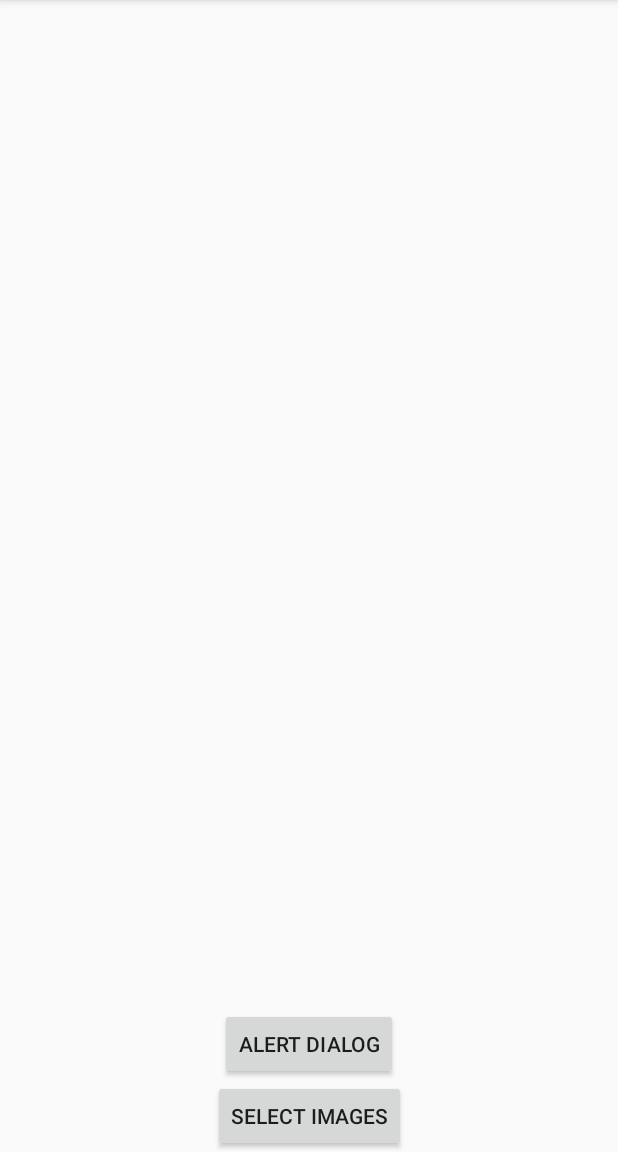
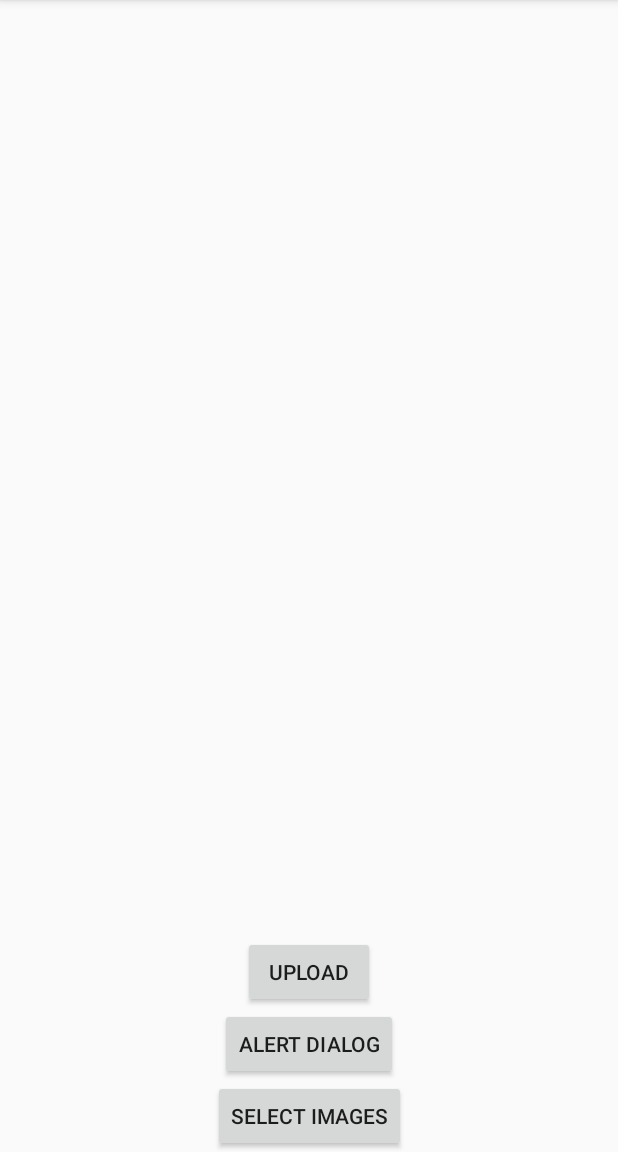
Before and after one commit to ngangavic/Android-Tests, an Android app: the MultipleImagesActivity screen opened directly, with no data from a screen before it, on a phone screen of 412 x 824 dp, the part 84-1236 px from its top. Run offline under Robolectric (Android 15) with nearby library versions, the phone set to English and light mode, and no system bars; libraries missing offline, so code that uses them is left out: droidninja.filepicker; network calls fail.

Commit message:
button upload set up

```diff
--- a/app/src/main/java/com/ngangavic/test/multipleimages/MultipleImagesActivity.kt
+++ b/app/src/main/java/com/ngangavic/test/multipleimages/MultipleImagesActivity.kt
@@ -18,6 +18,7 @@ import droidninja.filepicker.FilePickerConst
 class MultipleImagesActivity : AppCompatActivity() {
 
     private lateinit var buttonSelect: Button
+    private lateinit var buttonUpload: Button
     private lateinit var gridView: GridView
     lateinit var filePaths: ArrayList<Uri>
     lateinit var galleryAdapter: GalleryAdapter
@@ -28,6 +29,7 @@ class MultipleImagesActivity : AppCompatActivity() {
         setContentView(R.layout.activity_multiple_images)
 
         buttonSelect = findViewById(R.id.buttonSelect)
+        buttonUpload = findViewById(R.id.buttonUpload)
         buttonAlert = findViewById(R.id.buttonAlert)
         gridView = findViewById(R.id.gridView)
         filePaths = ArrayList()
@@ -50,6 +52,8 @@ class MultipleImagesActivity : AppCompatActivity() {
             multipleImagesDialog.isCancelable = false
             multipleImagesDialog.show(supportFragmentManager, "dialog grid view")
         }
+
+        buttonUpload.setOnClickListener {  }
 
     }
 
--- a/app/src/main/res/layout/activity_multiple_images.xml
+++ b/app/src/main/res/layout/activity_multiple_images.xml
@@ -5,6 +5,15 @@
     android:layout_width="match_parent"
     android:layout_height="match_parent"
     tools:context=".multipleimages.MultipleImagesActivity">
+
+    <Button
+        android:id="@+id/buttonUpload"
+        android:layout_width="wrap_content"
+        android:layout_height="wrap_content"
+        app:layout_constraintBottom_toTopOf="@id/buttonAlert"
+        app:layout_constraintEnd_toEndOf="parent"
+        app:layout_constraintStart_toStartOf="parent"
+        android:text="Upload" />
 
     <Button
         android:id="@+id/buttonSelect"
```
